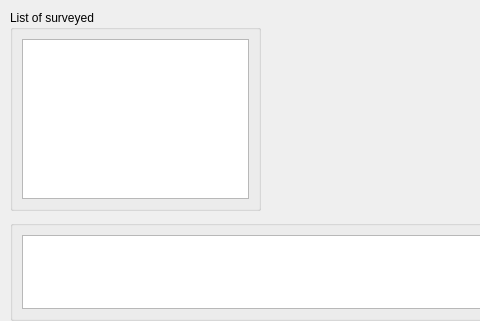
This is shvsm/archivesurveyedshvsmdialog.ui in SeregaGomen/shvsm as Qt 5 draws it before an edit; both pictures show x 0 to 480 and y 0 to 321 of the 1139 by 623 pixel window. The edited form follows.
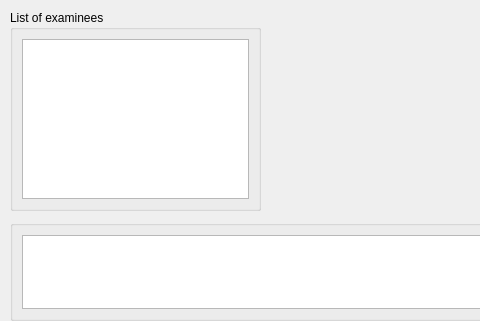
This is the edited form. Custom widgets are drawn as their Qt base class.

```diff
--- a/shvsm/archivesurveyedshvsmdialog.ui
+++ b/shvsm/archivesurveyedshvsmdialog.ui
@@ -39,7 +39,7 @@
     </rect>
    </property>
    <property name="title">
-    <string>List of surveyed</string>
+    <string>List of examinees</string>
    </property>
    <layout class="QGridLayout" name="gridLayout">
     <item row="0" column="0">
```
Left out of the diff: 2 changed lines with no effect on the pictures.
